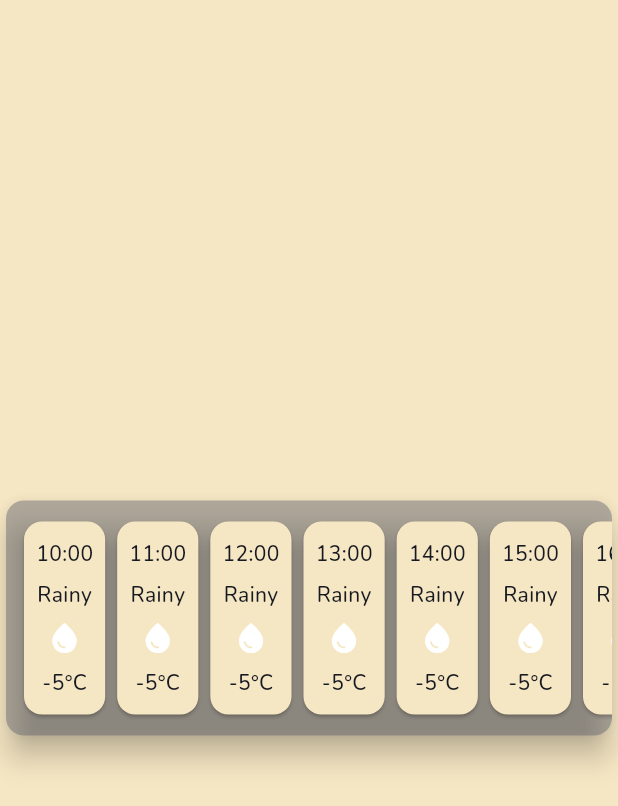
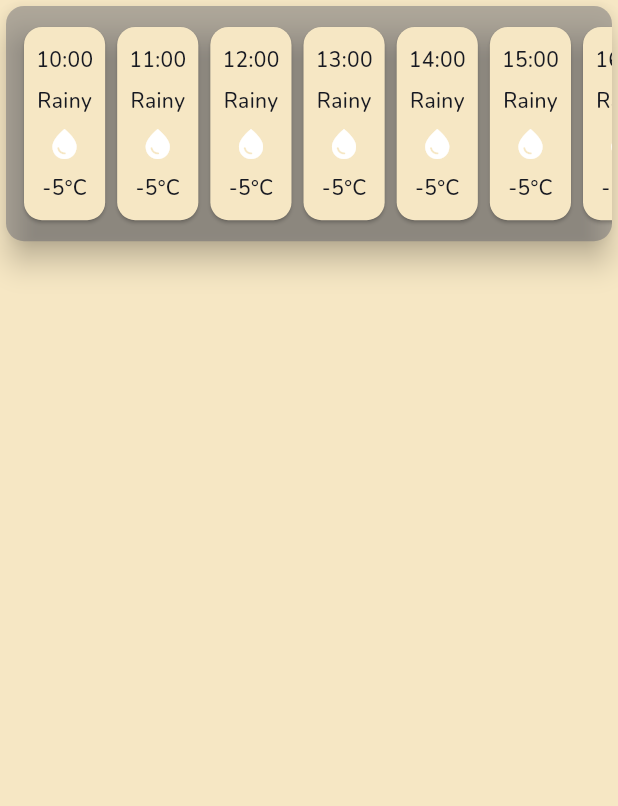
Before and after one commit to johnkimhyuntae/astral, a Flutter app: the TimeWeatherInfoCard widget shown alone on an empty page, opened directly, on a phone screen of 412 x 824 dp. Shown: the top 806 px of the screen. Run offline on Flutter 3.47's test engine with Material 3 defaults, Android fonts, the phone set to English and light mode, and no system bars; our stand-ins replace image_picker; missing offline and left inert: reorderable_staggered_scroll_view; network calls fail.

Commit message:
Revert time_weather_info_card change

```diff
--- a/lib/time_weather_info_card.dart
+++ b/lib/time_weather_info_card.dart
@@ -1,4 +1,5 @@
 import 'package:flutter/material.dart';
+import 'package:flutter/widgets.dart';
 
 class TimeWeatherInfoCard extends StatefulWidget {
   const TimeWeatherInfoCard({super.key});
@@ -10,10 +11,7 @@ class TimeWeatherInfoCard extends StatefulWidget {
 class _TimeWeatherInfoCardState extends State<TimeWeatherInfoCard> {
   @override
   Widget build(BuildContext context) {
-    return Column(
-      children: [
-        const Spacer(),
-        SizedBox(
+    return SizedBox(
       height: MediaQuery.of(context).size.height * 0.2,
       child: Card(
         color: const Color.fromRGBO(82, 85, 102, 1.0).withOpacity(0.4),
@@ -27,9 +25,6 @@ class _TimeWeatherInfoCardState extends State<TimeWeatherInfoCard> {
           ],
         ),
       ),
-        ),
-        const Spacer(),
-      ],
     );
   }
 }
```
Lines whose indentation alone changed are shown as unchanged.
